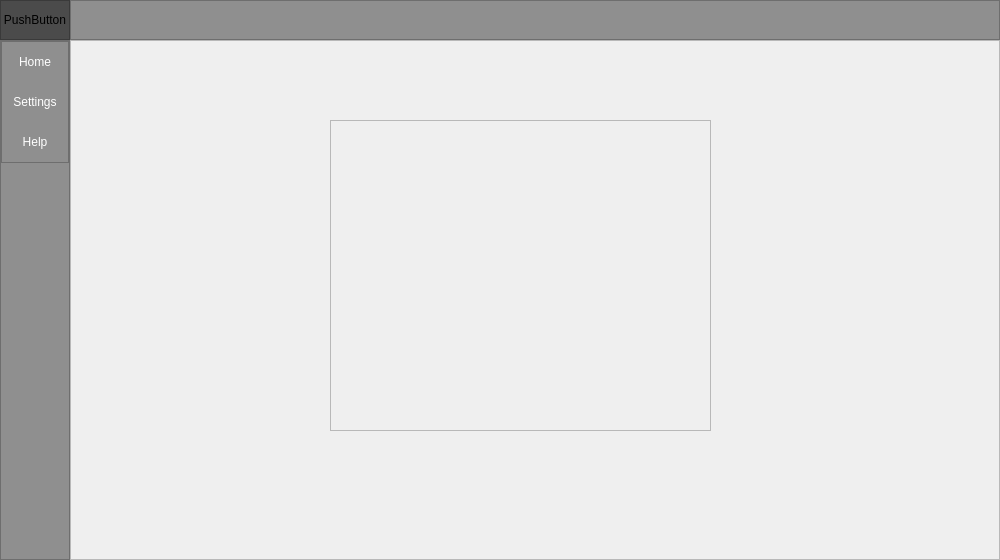
mxcom/Programming-Exercises, file src/views/primary/WndMain.ui: the form before one commit.
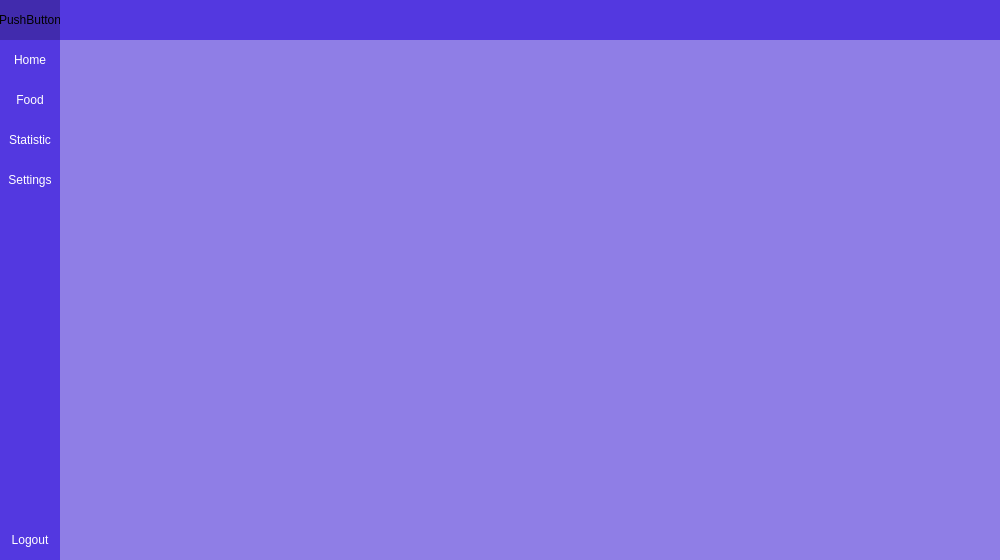
The form after the commit.

Commit message:
Added Theme and some buttons
Next I will add Icons to the buttons

```diff
--- a/src/views/primary/WndMain.ui
+++ b/src/views/primary/WndMain.ui
@@ -39,7 +39,9 @@
        </size>
       </property>
       <property name="styleSheet">
-       <string notr="true">background-color: rgb(143, 143, 143);</string>
+       <string notr="true">background-color: rgb(83, 56, 224);
+border:none;
+</string>
       </property>
       <property name="frameShape">
        <enum>QFrame::NoFrame</enum>
@@ -67,7 +69,7 @@
         <widget class="QFrame" name="toggle">
          <property name="maximumSize">
           <size>
-           <width>70</width>
+           <width>60</width>
            <height>40</height>
           </size>
          </property>
@@ -105,7 +107,8 @@
              </sizepolicy>
             </property>
             <property name="styleSheet">
-             <string notr="true">border: none;</string>
+             <string notr="true">border: none;
+background-color: rgb(65, 43, 173);</string>
             </property>
             <property name="text">
              <string>PushButton</string>
@@ -117,6 +120,10 @@
        </item>
        <item>
         <widget class="QFrame" name="frame_2">
+         <property name="styleSheet">
+          <string notr="true">border:none;
+</string>
+         </property>
          <property name="frameShape">
           <enum>QFrame::StyledPanel</enum>
          </property>
@@ -156,18 +163,20 @@
         <widget class="QFrame" name="leftMenu">
          <property name="minimumSize">
           <size>
-           <width>70</width>
+           <width>60</width>
            <height>0</height>
           </size>
          </property>
          <property name="maximumSize">
           <size>
-           <width>70</width>
+           <width>60</width>
            <height>16777215</height>
           </size>
          </property>
          <property name="styleSheet">
-          <string notr="true">background-color: rgb(143, 143, 143);</string>
+          <string notr="true">background-color: rgb(83, 56, 224);
+border:none
+</string>
          </property>
          <property name="frameShape">
           <enum>QFrame::StyledPanel</enum>
@@ -251,7 +260,51 @@
 border: 0px solid;
 }
 QPushButton:hover{
-	background-color: rgb(75, 75, 75);
+	background-color: rgb(65, 43, 173);
+}</string>
+               </property>
+               <property name="text">
+                <string>Food</string>
+               </property>
+              </widget>
+             </item>
+             <item>
+              <widget class="QPushButton" name="btnStatistic">
+               <property name="minimumSize">
+                <size>
+                 <width>0</width>
+                 <height>40</height>
+                </size>
+               </property>
+               <property name="styleSheet">
+                <string notr="true">QPushButton{
+color: rgb(255, 255, 255);
+border: 0px solid;
+}
+QPushButton:hover{
+	background-color: rgb(65, 43, 173);
+}</string>
+               </property>
+               <property name="text">
+                <string>Statistic</string>
+               </property>
+              </widget>
+             </item>
+             <item>
+              <widget class="QPushButton" name="btnSettings">
+               <property name="minimumSize">
+                <size>
+                 <width>0</width>
+                 <height>40</height>
+                </size>
+               </property>
+               <property name="styleSheet">
+                <string notr="true">QPushButton{
+color: rgb(255, 255, 255);
+border: 0px solid;
+}
+QPushButton:hover{
+	background-color: rgb(65, 43, 173);
 }</string>
                </property>
                <property name="text">
@@ -259,8 +312,35 @@
                </property>
               </widget>
              </item>
+            </layout>
+           </widget>
+          </item>
+          <item alignment="Qt::AlignBottom">
+           <widget class="QFrame" name="bottonMenus">
+            <property name="frameShape">
+             <enum>QFrame::StyledPanel</enum>
+            </property>
+            <property name="frameShadow">
+             <enum>QFrame::Raised</enum>
+            </property>
+            <layout class="QVBoxLayout" name="verticalLayout_6">
+             <property name="spacing">
+              <number>0</number>
+             </property>
+             <property name="leftMargin">
+              <number>0</number>
+             </property>
+             <property name="topMargin">
+              <number>0</number>
+             </property>
+             <property name="rightMargin">
+              <number>0</number>
+             </property>
+             <property name="bottomMargin">
+              <number>0</number>
+             </property>
              <item>
-              <widget class="QPushButton" name="pushButton">
+              <widget class="QPushButton" name="btnLogout">
                <property name="minimumSize">
                 <size>
                  <width>0</width>
@@ -277,7 +357,7 @@
 }</string>
                </property>
                <property name="text">
-                <string>Help</string>
+                <string>Logout</string>
                </property>
               </widget>
              </item>
@@ -289,6 +369,12 @@
        </item>
        <item>
         <widget class="QFrame" name="content">
+         <property name="styleSheet">
+          <string notr="true">background-color: rgb(143, 126, 230);
+border-color: rgb(143, 126, 230);
+border:none;
+</string>
+         </property>
          <property name="frameShape">
           <enum>QFrame::StyledPanel</enum>
          </property>
@@ -296,25 +382,98 @@
           <enum>QFrame::Raised</enum>
          </property>
          <layout class="QVBoxLayout" name="verticalLayout_4">
+          <property name="spacing">
+           <number>0</number>
+          </property>
+          <property name="leftMargin">
+           <number>0</number>
+          </property>
+          <property name="topMargin">
+           <number>0</number>
+          </property>
+          <property name="rightMargin">
+           <number>0</number>
+          </property>
+          <property name="bottomMargin">
+           <number>0</number>
+          </property>
           <item>
            <widget class="QStackedWidget" name="pages">
+            <property name="styleSheet">
+             <string notr="true">background-color: rgb(143, 126, 230);
+border-color: rgb(143, 126, 230);
+border:none;
+</string>
+            </property>
             <widget class="QWidget" name="page_1">
-             <widget class="QFrame" name="prrogressBar">
-              <property name="geometry">
-               <rect>
-                <x>250</x>
-                <y>70</y>
-                <width>381</width>
-                <height>311</height>
-               </rect>
+             <property name="styleSheet">
+              <string notr="true">background-color: rgb(143, 126, 230);
+border-color: rgb(143, 126, 230);
+border:none;
+</string>
+             </property>
+             <layout class="QVBoxLayout" name="verticalLayout_5">
+              <property name="spacing">
+               <number>0</number>
               </property>
-              <property name="frameShape">
-               <enum>QFrame::StyledPanel</enum>
-              </property>
-              <property name="frameShadow">
-               <enum>QFrame::Raised</enum>
-              </property>
-             </widget>
+              <item>
+               <widget class="QFrame" name="prrogressBar">
+                <property name="frameShape">
+                 <enum>QFrame::StyledPanel</enum>
+                </property>
+                <property name="frameShadow">
+                 <enum>QFrame::Raised</enum>
+                </property>
+               </widget>
+              </item>
+              <item>
+               <widget class="QFrame" name="frame">
+                <property name="frameShape">
+                 <enum>QFrame::StyledPanel</enum>
+                </property>
+                <property name="frameShadow">
+                 <enum>QFrame::Raised</enum>
+                </property>
+                <layout class="QHBoxLayout" name="horizontalLayout_4">
+                 <property name="spacing">
+                  <number>0</number>
+                 </property>
+                 <property name="leftMargin">
+                  <number>0</number>
+                 </property>
+                 <property name="topMargin">
+                  <number>0</number>
+                 </property>
+                 <property name="rightMargin">
+                  <number>0</number>
+                 </property>
+                 <property name="bottomMargin">
+                  <number>0</number>
+                 </property>
+                 <item>
+                  <widget class="QFrame" name="frame_4">
+                   <property name="frameShape">
+                    <enum>QFrame::StyledPanel</enum>
+                   </property>
+                   <property name="frameShadow">
+                    <enum>QFrame::Raised</enum>
+                   </property>
+                  </widget>
+                 </item>
+                 <item>
+                  <widget class="QFrame" name="frame_5">
+                   <property name="frameShape">
+                    <enum>QFrame::StyledPanel</enum>
+                   </property>
+                   <property name="frameShadow">
+                    <enum>QFrame::Raised</enum>
+                   </property>
+                  </widget>
+                 </item>
+                </layout>
+               </widget>
+              </item>
+             </layout>
             </widget>
             <widget class="QWidget" name="page_2"/>
            </widget>
```
Left out of the diff: 10 changed lines with no effect on the pictures. The commit also changes 9 other files.
